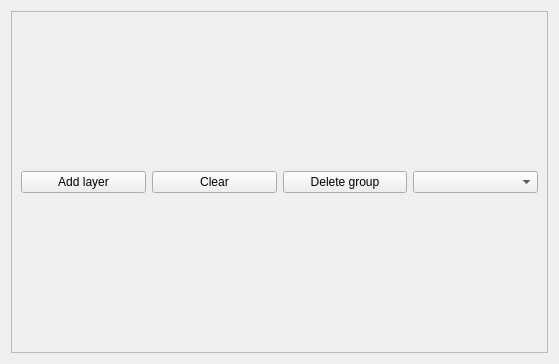
Before: the Qt Designer form Effects/Layers/LayerGroupEntry.ui in DLdota/OpenRGBEffectsPlugin, drawn with Qt 5.
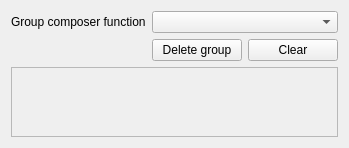
After: the same form once the commit is applied. Custom widgets are drawn as their Qt base class.

Commit message: Layers effect rework

The edit to the form file:
```diff
--- a/Effects/Layers/LayerGroupEntry.ui
+++ b/Effects/Layers/LayerGroupEntry.ui
@@ -6,12 +6,12 @@
    <rect>
     <x>0</x>
     <y>0</y>
-    <width>559</width>
-    <height>364</height>
+    <width>349</width>
+    <height>144</height>
    </rect>
   </property>
   <property name="sizePolicy">
-   <sizepolicy hsizetype="Expanding" vsizetype="Preferred">
+   <sizepolicy hsizetype="Preferred" vsizetype="Preferred">
     <horstretch>0</horstretch>
     <verstretch>0</verstretch>
    </sizepolicy>
@@ -20,60 +20,72 @@
    <string>Form</string>
   </property>
   <layout class="QGridLayout" name="gridLayout">
-   <item row="2" column="0" colspan="2">
-    <widget class="QFrame" name="frame">
+   <item row="1" column="1">
+    <widget class="QPushButton" name="remove">
+     <property name="text">
+      <string>Delete group</string>
+     </property>
+    </widget>
+   </item>
+   <item row="1" column="2">
+    <widget class="QPushButton" name="clear">
+     <property name="text">
+      <string>Clear</string>
+     </property>
+    </widget>
+   </item>
+   <item row="3" column="0" colspan="3">
+    <widget class="QScrollArea" name="scrollArea">
      <property name="sizePolicy">
-      <sizepolicy hsizetype="MinimumExpanding" vsizetype="MinimumExpanding">
+      <sizepolicy hsizetype="Minimum" vsizetype="Expanding">
        <horstretch>0</horstretch>
        <verstretch>0</verstretch>
       </sizepolicy>
      </property>
-     <property name="frameShape">
-      <enum>QFrame::StyledPanel</enum>
+     <property name="widgetResizable">
+      <bool>true</bool>
      </property>
-     <property name="frameShadow">
-      <enum>QFrame::Raised</enum>
+     <widget class="QWidget" name="layers">
+      <property name="geometry">
+       <rect>
+        <x>0</x>
+        <y>0</y>
+        <width>329</width>
+        <height>68</height>
+       </rect>
+      </property>
+      <property name="sizePolicy">
+       <sizepolicy hsizetype="Preferred" vsizetype="Preferred">
+        <horstretch>0</horstretch>
+        <verstretch>0</verstretch>
+       </sizepolicy>
+      </property>
+     </widget>
+    </widget>
+   </item>
+   <item row="0" column="0">
+    <widget class="QLabel" name="label">
+     <property name="text">
+      <string>Group composer function</string>
      </property>
-     <layout class="QGridLayout" name="gridLayout_3">
-      <item row="0" column="0">
-       <layout class="QGridLayout" name="gridLayout_2">
-        <property name="sizeConstraint">
-         <enum>QLayout::SetMinAndMaxSize</enum>
-        </property>
-        <item row="1" column="0">
-         <widget class="QPushButton" name="add_layer">
-          <property name="text">
-           <string>Add layer</string>
-          </property>
-         </widget>
-        </item>
-        <item row="1" column="1">
-         <widget class="QPushButton" name="clear">
-          <property name="text">
-           <string>Clear</string>
-          </property>
-         </widget>
-        </item>
-        <item row="1" column="3">
-         <widget class="QComboBox" name="composer_fn"/>
-        </item>
-        <item row="1" column="2">
-         <widget class="QPushButton" name="remove">
-          <property name="text">
-           <string>Delete group</string>
-          </property>
-         </widget>
-        </item>
-        <item row="0" column="0" colspan="4">
-         <layout class="QGridLayout" name="layers"/>
-        </item>
-       </layout>
-      </item>
-     </layout>
     </widget>
    </item>
+   <item row="0" column="1" colspan="2">
+    <widget class="QComboBox" name="composer_fn"/>
+   </item>
+   <item row="1" column="0">
+    <widget class="EffectList" name="effect_list" native="true"/>
+   </item>
   </layout>
  </widget>
+ <customwidgets>
+  <customwidget>
+   <class>EffectList</class>
+   <extends>QWidget</extends>
+   <header location="global">EffectList.h</header>
+   <container>1</container>
+  </customwidget>
+ </customwidgets>
  <resources/>
  <connections/>
 </ui>
```
The commit also changes 114 other files.
